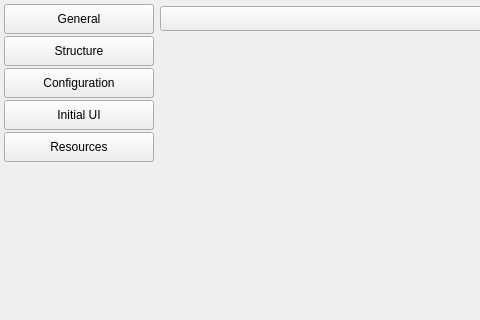
Old version of the form src/ui/project_creator.ui in the repository badr-eddin/kv-creator; both pictures show x 0 to 480 and y 0 to 320 of the 746 by 457 pixel window.
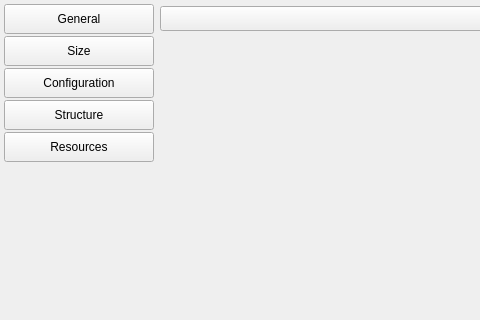
New version of the form. The open tabs and pages were chosen to show the change.

The edit to the form file:
```diff
--- a/src/ui/project_creator.ui
+++ b/src/ui/project_creator.ui
@@ -760,7 +760,7 @@
          </size>
         </property>
         <property name="text">
-         <string>Structure</string>
+         <string>Size</string>
         </property>
         <property name="index" stdset="0">
          <number>1</number>
@@ -792,7 +792,7 @@
          </size>
         </property>
         <property name="text">
-         <string>Initial UI</string>
+         <string>Structure</string>
         </property>
         <property name="index" stdset="0">
          <number>3</number>
```
Left out of the diff: 30 changed lines with no effect on the pictures.
